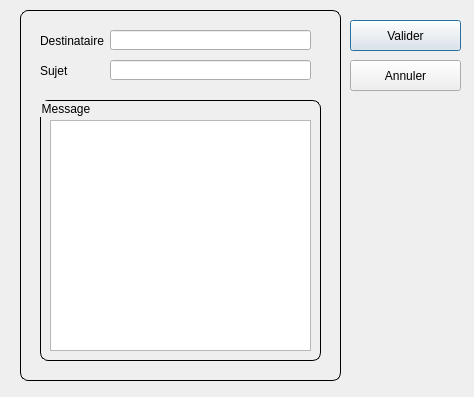
Old version of the form AffidSmtp/dialogue/envoyermail.ui in the repository Stitchou/OutilsSmpt.
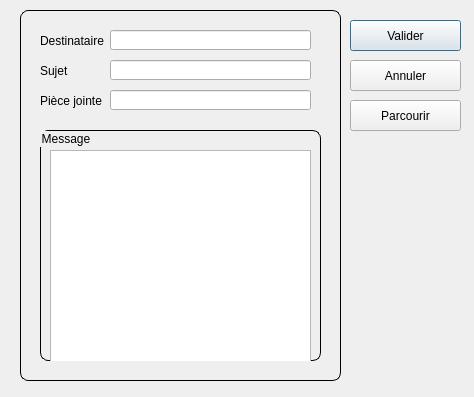
New version of the form.

Commit message: reste pièce jointe et filtre liste

```diff
--- a/AffidSmtp/dialogue/envoyermail.ui
+++ b/AffidSmtp/dialogue/envoyermail.ui
@@ -62,9 +62,9 @@
     <property name="geometry">
      <rect>
       <x>20</x>
-      <y>90</y>
+      <y>120</y>
       <width>281</width>
-      <height>261</height>
+      <height>231</height>
      </rect>
     </property>
     <property name="title">
@@ -101,6 +101,29 @@
      </rect>
     </property>
    </widget>
+   <widget class="QLabel" name="label_3">
+    <property name="geometry">
+     <rect>
+      <x>20</x>
+      <y>83</y>
+      <width>71</width>
+      <height>16</height>
+     </rect>
+    </property>
+    <property name="text">
+     <string>Pièce jointe</string>
+    </property>
+   </widget>
+   <widget class="QLineEdit" name="piece">
+    <property name="geometry">
+     <rect>
+      <x>90</x>
+      <y>80</y>
+      <width>201</width>
+      <height>20</height>
+     </rect>
+    </property>
+   </widget>
   </widget>
   <widget class="QPushButton" name="valider">
    <property name="geometry">
@@ -128,6 +151,31 @@
     <string>Annuler</string>
    </property>
   </widget>
+  <widget class="QPushButton" name="parcourir">
+   <property name="geometry">
+    <rect>
+     <x>350</x>
+     <y>100</y>
+     <width>111</width>
+     <height>31</height>
+    </rect>
+   </property>
+   <property name="minimumSize">
+    <size>
+     <width>80</width>
+     <height>25</height>
+    </size>
+   </property>
+   <property name="maximumSize">
+    <size>
+     <width>6333</width>
+     <height>63666</height>
+    </size>
+   </property>
+   <property name="text">
+    <string>Parcourir</string>
+   </property>
+  </widget>
  </widget>
  <tabstops>
   <tabstop>destinataire</tabstop>
```
The commit also changes 24 other files.
